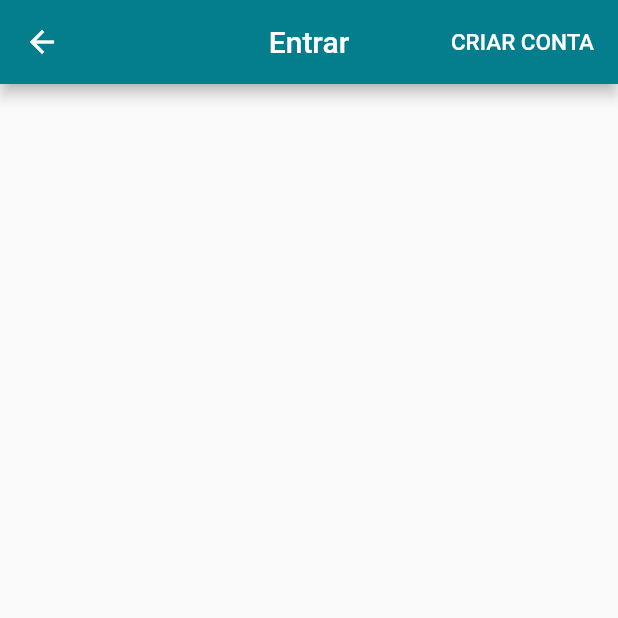
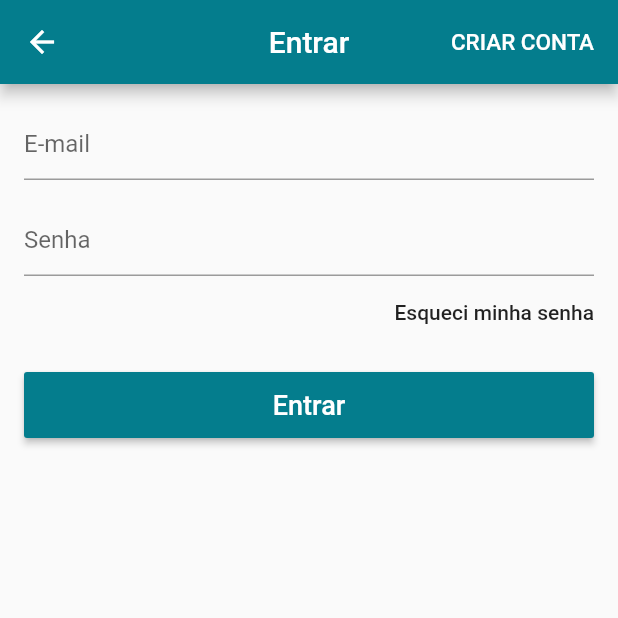
Before and after one commit to criscoelhor/loja_virtual_app, a Flutter app: the LoginScreen screen opened directly, on a phone screen of 412 x 824 dp, the top half of it. Run offline on Flutter 3.47's test engine with Material 2 defaults, Android fonts, the phone set to English and light mode, and no system bars; our stand-ins replace carousel_pro, cloud_firestore, firebase_auth, transparent_image; accounts and stored records are empty.

```diff
--- a/lib/screens/login_screen.dart
+++ b/lib/screens/login_screen.dart
@@ -1,6 +1,16 @@
 import 'package:flutter/material.dart';
+import 'package:loja_virtual_app/models/user_model.dart';
+import 'package:loja_virtual_app/screens/signup_screen.dart';
+import 'package:scoped_model/scoped_model.dart';
 
-class LoginScreen extends StatelessWidget {
+class LoginScreen extends StatefulWidget {
+  @override
+  _LoginScreenState createState() => _LoginScreenState();
+}
+
+class _LoginScreenState extends State<LoginScreen> {
+  final _formKey = GlobalKey<FormState>();
+
   @override
   Widget build(BuildContext context) {
     return Scaffold(
@@ -9,19 +19,84 @@ class LoginScreen extends StatelessWidget {
         centerTitle: true,
         actions: <Widget>[
           FlatButton(
-            child:Text(
+            child: Text(
               "CRIAR CONTA",
-              style: TextStyle(
-                  fontSize: 15.0
-              ),
+              style: TextStyle(fontSize: 15.0),
             ),
             textColor: Colors.white,
-            onPressed: (){
-
+            onPressed: () {
+              Navigator.of(context).pushReplacement(
+                  MaterialPageRoute(builder: (context) => SignUpScreen()));
             },
           )
         ],
       ),
+      body: ScopedModelDescendant<UserModel>(
+        builder: (context, child, model) {
+          if (model.isLoading)
+            return Center(child: CircularProgressIndicator());
+          else
+            return Form(
+              key: _formKey,
+              child: ListView(
+                padding: EdgeInsets.all(16.0),
+                children: <Widget>[
+                  TextFormField(
+                    decoration: InputDecoration(hintText: "E-mail"),
+                    keyboardType: TextInputType.emailAddress,
+                    validator: (text) {
+                      if (text.isEmpty || !text.contains("@"))
+                        return "E-mail inválido!";
+                    },
+                  ),
+                  SizedBox(
+                    height: 16.0,
+                  ),
+                  TextFormField(
+                    decoration: InputDecoration(hintText: "Senha"),
+                    obscureText: true,
+                    validator: (text) {
+                      if (text.isEmpty || text.length < 6)
+                        return "Senha inválida!";
+                    },
+                  ),
+                  Align(
+                    alignment: Alignment.centerRight,
+                    child: FlatButton(
+                      onPressed: () {},
+                      child: Text(
+                        "Esqueci minha senha",
+                        textAlign: TextAlign.right,
+                      ),
+                      padding: EdgeInsets.zero,
+                    ),
+                  ),
+                  SizedBox(
+                    height: 16.0,
+                  ),
+                  SizedBox(
+                    height: 44.0,
+                    child: RaisedButton(
+                      child: Text(
+                        "Entrar",
+                        style: TextStyle(fontSize: 18.0),
+                      ),
+                      textColor: Colors.white,
+                      color: Theme.of(context).primaryColor,
+                      onPressed: () {
+                        if (_formKey.currentState.validate()) {
+
+                        }
+
+                        model.signIn();
+                      },
+                    ),
+                  ),
+                ],
+              ),
+            );
+        },
+      ),
     );
   }
 }
```
Also changed, not shown: lib/main.dart (+7 -1 lines), lib/models/user_model.dart (added, +86 -0 lines), lib/screens/signup_screen.dart (added, +136 -0 lines), lib/widgets/custom_drawer.dart (+33 -16 lines).
